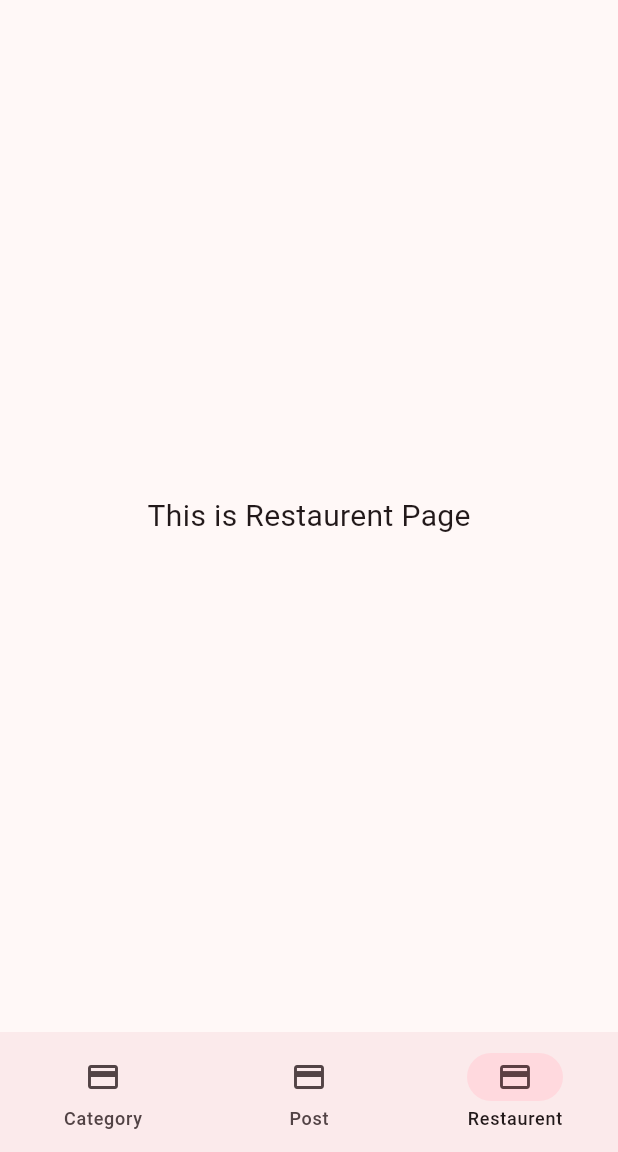
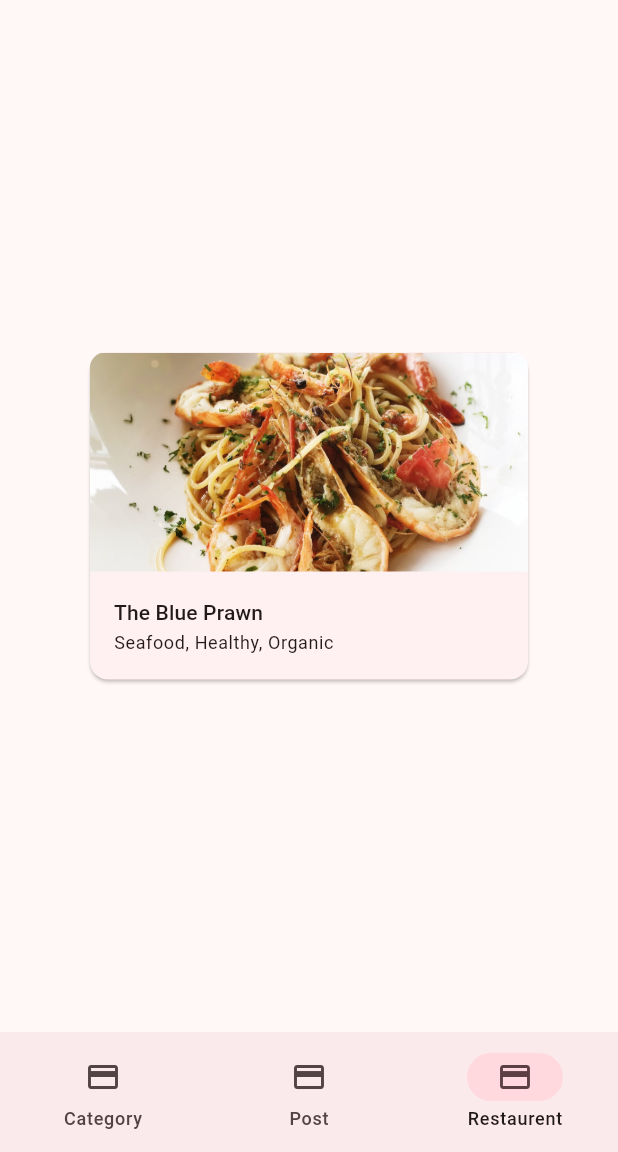
Before and after one commit to smnasimahmed/learn_flutter, a Flutter app: the screen it shows after launch, item 3 of the bottom bar chosen, on a phone screen of 412 x 824 dp, the part 84-1236 px from its top. Run offline on Flutter 3.47's test engine with Material 3 defaults, Android fonts, the phone set to English and light mode, and no system bars.

Commit message:
yummy day 11

```diff
--- /dev/null
+++ b/lib/components/restaurant_landscape_card.dart
@@ -0,0 +1,47 @@
+import 'package:flutter/material.dart';
+import 'package:yummy_app/models/restaurant.dart';
+
+class RestaurantLandscapeCard extends StatelessWidget {
+  final Restaurant restaurant;
+  const RestaurantLandscapeCard({super.key, required this.restaurant});
+
+  @override
+  Widget build(BuildContext context) {
+    final textTheme = Theme.of(context)
+        .textTheme
+        .apply(displayColor: Theme.of(context).colorScheme.onSurface);
+    return Card(
+      child: Column(
+        mainAxisSize: MainAxisSize.min,
+        children: [
+          ClipRRect(
+            borderRadius: BorderRadius.vertical(
+              top: Radius.circular(10.0),
+            ),
+            child: AspectRatio(
+              aspectRatio: 2,
+              child: Image.asset(
+                restaurant.imageUrl,
+                fit: BoxFit.cover,
+              ),
+            ),
+          ),
+          ListTile(
+            title: Text(
+              restaurant.name,
+              style: textTheme.titleSmall,
+            ),
+            subtitle: Text(
+              restaurant.attributes,
+              style: textTheme.bodySmall,
+            ),
+            onTap: () {
+              // ignore: avoid_print
+              print('${restaurant.name} pressed');
+            },
+          ),
+        ],
+      ),
+    );
+  }
+}
--- a/lib/home.dart
+++ b/lib/home.dart
@@ -1,8 +1,10 @@
 import 'package:flutter/material.dart';
 import 'package:yummy_app/components/category_card.dart';
 import 'package:yummy_app/components/post_card.dart';
+import 'package:yummy_app/components/restaurant_landscape_card.dart';
 import 'package:yummy_app/models/food_category.dart';
 import 'package:yummy_app/models/post.dart';
+import 'package:yummy_app/models/restaurant.dart';
 import 'components/theme_button.dart';
 import 'components/color_button.dart';
 import 'constants.dart';
@@ -62,12 +64,11 @@ class _HomeState extends State<Home> {
         ),
       ),
       // TODO: Replace with Restaurant Landscape Card
-      const Scaffold(
-        body: Center(
-            child: Text(
-          'This is Restaurent Page',
-          style: TextStyle(fontSize: 20),
-        )),
+      Center(
+        child: ConstrainedBox(
+          constraints: const BoxConstraints(maxWidth: 300),
+          child: RestaurantLandscapeCard(restaurant: restaurants[0]),
+        ),
       ),
     ];
     return Scaffold(
```
